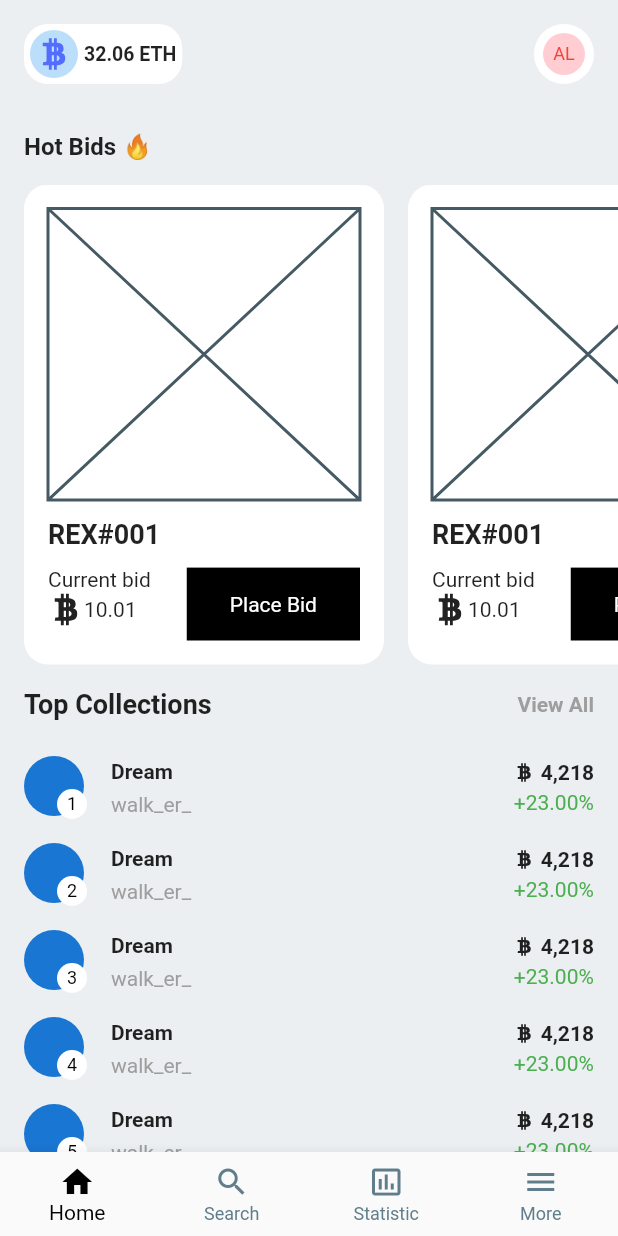
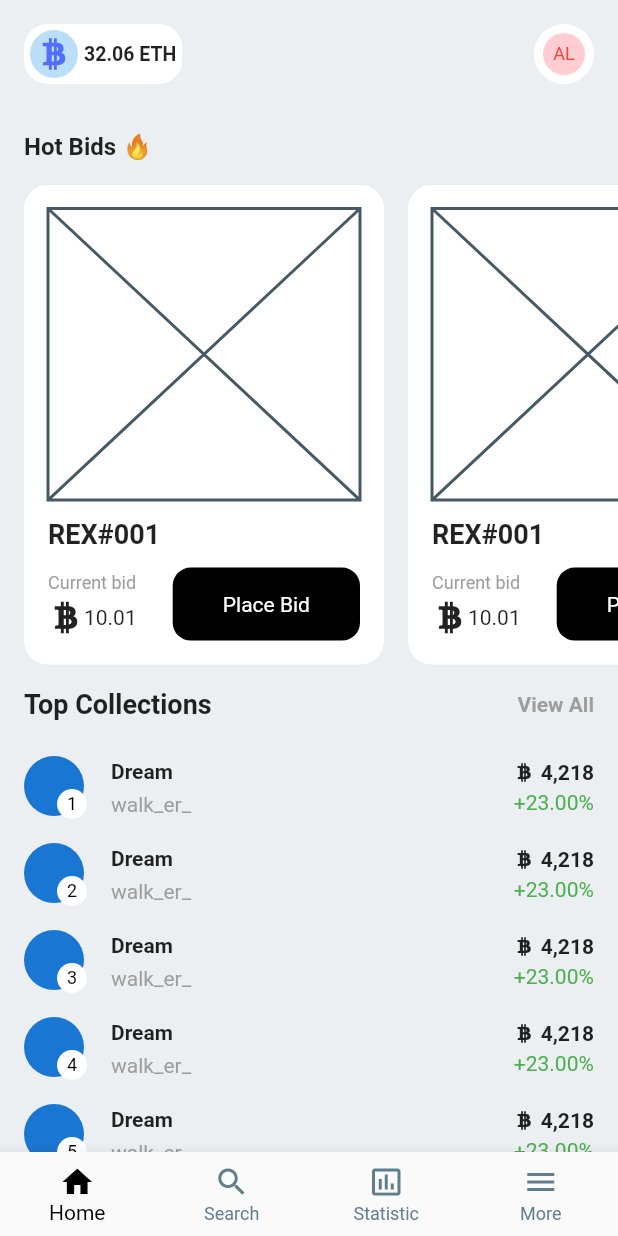
Before and after one commit to JAICHANGPARK/flutter_notebook_17th_story, a Flutter app: the screen it shows after launch, on a phone screen of 412 x 824 dp. Run offline on Flutter 3.47's test engine with Material 2 defaults, Android fonts, the phone set to English and light mode, and no system bars; our stand-ins replace flutter_riverpod, ionicons.

Commit message:
Update nft_main_page.dart

```diff
--- a/lib/ep1001_nft_app/src/ui/nft_main_page.dart
+++ b/lib/ep1001_nft_app/src/ui/nft_main_page.dart
@@ -111,8 +111,18 @@ class NftMainPage extends ConsumerWidget {
                                     children: [
                                       Column(
                                         crossAxisAlignment: CrossAxisAlignment.start,
+                                        mainAxisAlignment: MainAxisAlignment.center,
                                         children: [
-                                          const Text("Current bid"),
+                                          const Text(
+                                            "Current bid",
+                                            style: TextStyle(
+                                              fontSize: 12,
+                                              color: Colors.grey,
+                                            ),
+                                          ),
+                                          SizedBox(
+                                            height: 4,
+                                          ),
                                           Row(
                                             children: const [
                                               Icon(Ionicons.logo_bitcoin),
@@ -126,8 +136,9 @@ class NftMainPage extends ConsumerWidget {
                                       ),
                                       Expanded(
                                           child: Container(
-                                        decoration: const BoxDecoration(
+                                        decoration: BoxDecoration(
                                           color: Colors.black,
+                                          borderRadius: BorderRadius.circular(12),
                                         ),
                                         child: const Center(
                                           child: Text(
@@ -148,7 +159,9 @@ class NftMainPage extends ConsumerWidget {
                       }),
                 ),
               ),
-              SizedBox(height: 16,),
+              SizedBox(
+                height: 16,
+              ),
               Padding(
                 padding: const EdgeInsets.symmetric(horizontal: 16),
                 child: Row(
```
